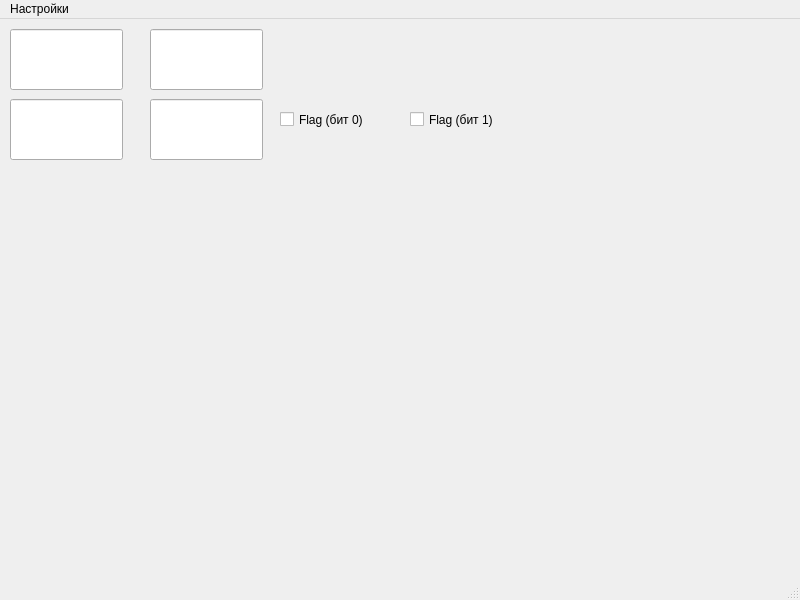
Above: mainwindow.ui from Wooferpenza/HMI before the change. Below: the same form after it.
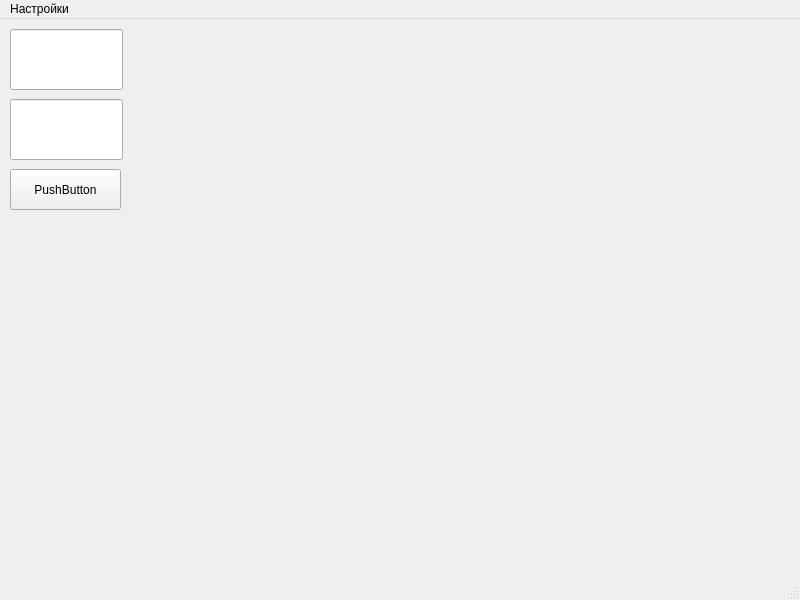
That is the form after the change. Custom widgets are drawn as their Qt base class.

Diff of the .ui file:
```diff
--- a/mainwindow.ui
+++ b/mainwindow.ui
@@ -44,33 +44,6 @@
      <bool>true</bool>
     </property>
    </widget>
-   <widget class="NumericDisplay" name="lineEdit2">
-    <property name="geometry">
-     <rect>
-      <x>150</x>
-      <y>10</y>
-      <width>113</width>
-      <height>61</height>
-     </rect>
-    </property>
-    <property name="font">
-     <font>
-      <pointsize>15</pointsize>
-     </font>
-    </property>
-    <property name="mouseTracking">
-     <bool>false</bool>
-    </property>
-    <property name="contextMenuPolicy">
-     <enum>Qt::ContextMenuPolicy::NoContextMenu</enum>
-    </property>
-    <property name="alignment">
-     <set>Qt::AlignmentFlag::AlignCenter</set>
-    </property>
-    <property name="readOnly">
-     <bool>true</bool>
-    </property>
-   </widget>
    <widget class="NumericDisplay" name="lineEditCounter">
     <property name="geometry">
      <rect>
@@ -92,51 +65,17 @@
      <bool>true</bool>
     </property>
    </widget>
-   <widget class="NumericDisplay" name="lineEditTotal">
+   <widget class="MomentaryButton" name="StartButton">
     <property name="geometry">
      <rect>
-      <x>150</x>
-      <y>80</y>
-      <width>113</width>
-      <height>61</height>
-     </rect>
-    </property>
-    <property name="font">
-     <font>
-      <pointsize>15</pointsize>
-     </font>
-    </property>
-    <property name="alignment">
-     <set>Qt::AlignmentFlag::AlignCenter</set>
-    </property>
-    <property name="readOnly">
-     <bool>true</bool>
-    </property>
-   </widget>
-   <widget class="QCheckBox" name="checkBoxFlag">
-    <property name="geometry">
-     <rect>
-      <x>280</x>
-      <y>80</y>
-      <width>120</width>
+      <x>10</x>
+      <y>150</y>
+      <width>111</width>
       <height>41</height>
      </rect>
     </property>
     <property name="text">
-     <string>Flag (бит 0)</string>
-    </property>
-   </widget>
-   <widget class="QCheckBox" name="checkBoxFlag1">
-    <property name="geometry">
-     <rect>
-      <x>410</x>
-      <y>80</y>
-      <width>120</width>
-      <height>41</height>
-     </rect>
-    </property>
-    <property name="text">
-     <string>Flag (бит 1)</string>
+     <string>PushButton</string>
     </property>
    </widget>
   </widget>
@@ -170,6 +109,11 @@
    <extends>QLineEdit</extends>
    <header>numericdisplay.h</header>
   </customwidget>
+  <customwidget>
+   <class>MomentaryButton</class>
+   <extends>QPushButton</extends>
+   <header>momentarybutton.h</header>
+  </customwidget>
  </customwidgets>
  <resources/>
  <connections/>
```
Left out of the diff: 4 changed lines with no effect on the pictures.
